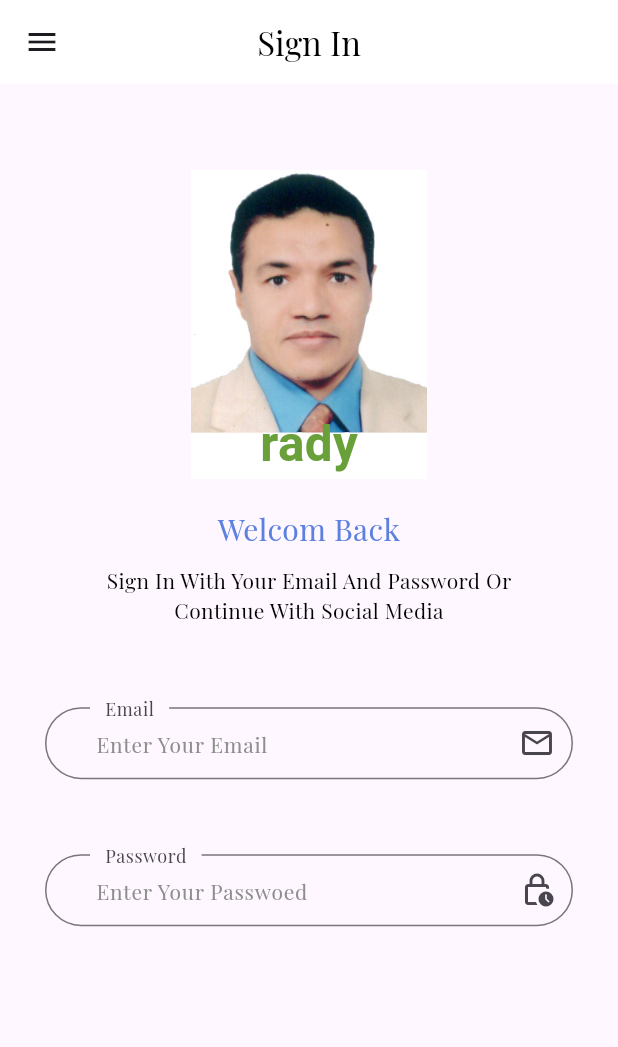
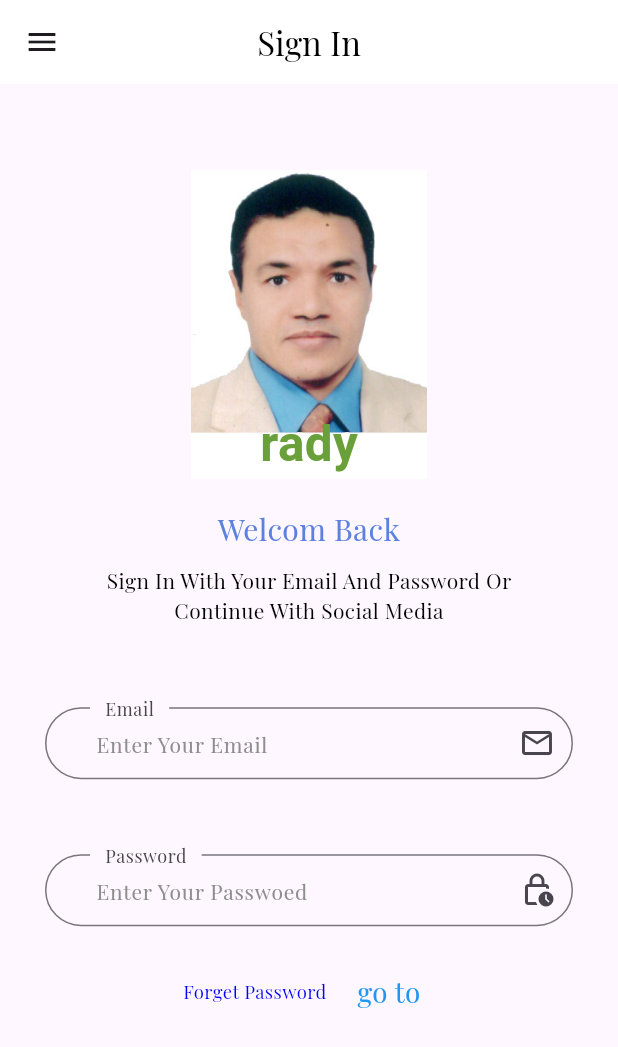
Before and after one commit to enrahsn/ecomerce, a Flutter app: the Login screen opened by its route, on a phone screen of 412 x 824 dp. Shown: the top 1047 px of the screen. Run offline on Flutter 3.47's test engine with Material 3 defaults, Android fonts, the phone set to English and light mode, and no system bars; our stand-ins replace get, shared_preferences; missing offline and left inert: firebaseauth; accounts and stored records are empty; Roboto replaces fonts that are missing (Pacifico).

Commit message:
MyButton

```diff
--- /dev/null
+++ b/lib/models/core/OnBoarding/button_h.dart
@@ -0,0 +1,44 @@
+
+import 'package:flutter/material.dart';
+import 'package:get/get.dart';
+
+import '../../../controller/boarding_ctrl.dart';
+import '../../constant/colors.dart';
+
+ class MyButton extends GetView<BoardingCtrlImp> {
+  // MyButton({super.key, this.txt, Function()? onPressed});
+  const MyButton({super.key, required this.txt, this.onPressed});
+  final void Function()? onPressed;
+  //
+ final String? txt;
+  @override
+  Widget build(BuildContext context) {
+    double scrHeight = MediaQuery.of(context).size.height; //افضل حل (حتى الان)
+    double scrWidth  = MediaQuery.of(context).size.width;
+
+    return  Container(
+                padding: EdgeInsets.symmetric(horizontal: scrWidth * .1,vertical: scrHeight * .071),
+                // width: double.infinity,
+                width: scrWidth * .71,
+                  height: scrHeight * .071,
+                  margin: const EdgeInsets.only(bottom: 30),
+                  // child: MaterialButton(onPressed: () {},
+                  child: MaterialButton(
+                    onPressed:onPressed,
+                  // Navigator.push(context, MaterialPageRoute(builder: (context)=>const LoginScreen()));
+                // controller.onNext();
+                color: kPrimaryColor,
+                  textColor: Colors.white,
+                shape: RoundedRectangleBorder(
+                  borderRadius: BorderRadius.circular(scrWidth * .02)
+                ),
+                child: Text(txt!,
+                style: TextStyle(
+                  fontSize: scrWidth * .04,
+                  fontWeight: FontWeight.bold
+                ),
+                ),
+                ),
+                );
+  }
+}
--- a/lib/models/core/OnBoarding/index.dart
+++ b/lib/models/core/OnBoarding/index.dart
@@ -1,3 +1,4 @@
 export 'button.dart';
+export 'button_h.dart';
 export 'dot_boarding.dart';
 export 'slider.dart';
--- a/lib/models/core/txt_login.dart
+++ b/lib/models/core/txt_login.dart
@@ -2,7 +2,7 @@ import '../constant/colors.dart';
 import 'package:flutter/material.dart';
 
 class MyTextLogin extends StatelessWidget {
-    const MyTextLogin({super.key, required Null Function() onPressed, this.txt, this.login, this.scrName,});
+    const MyTextLogin({super.key,  Null Function()? onPressed, this.txt, this.login, this.scrName,});
 
   // const MyTextButton({super.key, this.text});
   final String? txt;
@@ -18,9 +18,11 @@ class MyTextLogin extends StatelessWidget {
             children: <Widget>[
               Text(
                 txt!,
+                textAlign: TextAlign.end,
                 style: TextStyle(
                   color: kMainColor,
-                  fontSize: scrWidth * .035,
+                  fontSize: scrWidth * .03,
+
                 ),
               ),
                SizedBox(width:scrWidth * .05),
--- a/lib/views/screens/login.dart
+++ b/lib/views/screens/login.dart
@@ -1,10 +1,11 @@
 
 import 'package:flutter/material.dart';
 
-import '../../models/constant/img_assets.dart';
 import '../../models/core/logo_h.dart';
+import '../../models/core/onboarding/button_h.dart';
 import '../../models/core/title_txt.dart';
 import '../../models/core/txt_form_auth.dart';
+import '../../models/core/txt_login.dart';
 // import 'package:get/get.dart';
 
 class Login extends StatelessWidget {
@@ -46,7 +47,9 @@ class Login extends StatelessWidget {
         const MyTxtFormAuth(hint: 'Enter Your Email',lbl: 'Email',icon: Icons.email_outlined,),
         const SizedBox(height: 30,),
         const MyTxtFormAuth(hint: 'Enter Your Passwoed',lbl: 'Password',icon: Icons.lock_clock_outlined),
-        // const MyTxtField(hint: 'password'),
+        const SizedBox(height: 30,),
+        const MyTextLogin(txt: 'Forget Password', login: 'go to  ',scrName: 'Sign up',),
+        const MyButton(txt: 'Sign Up',),
           ],
           ),),
     );
```
